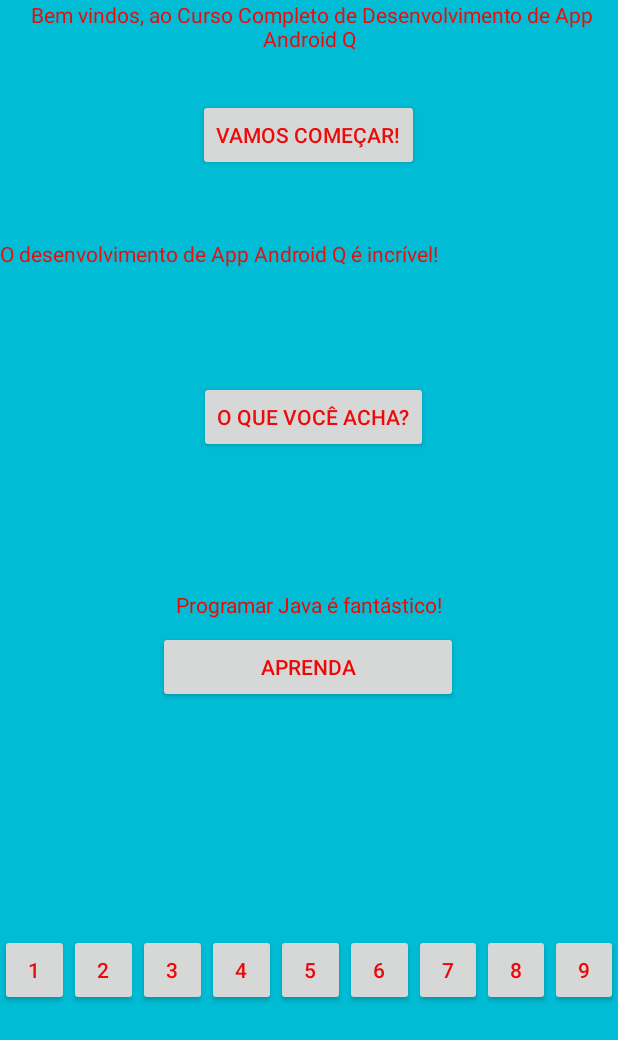
After one commit to ViniciusNemTrindade/AndroidCurso, an Android app: the layout desafio_layouts.xml on its own in the app's theme, with its tools: preview values and no code run, on a phone screen of 412 x 824 dp. The commit adds this screen. Shown: the top 1040 px of the screen. Run offline under Robolectric (Android 15) with nearby library versions, the phone set to English and light mode, and no system bars.

Commit message:
Desafio concluido - LinearLayout e ConstraintLayout

```diff
--- a/HelloWorldApp/app/src/main/java/com/vinicius/helloworldapp/MainActivity.java
+++ b/HelloWorldApp/app/src/main/java/com/vinicius/helloworldapp/MainActivity.java
@@ -42,7 +42,7 @@ public class MainActivity extends AppCompatActivity {
                 imgView.setImageResource(R.drawable.venice);
                 flag=false;
             }
-        }
+  }
 
     @Override
     protected void onCreate(Bundle savedInstanceState) {
--- a/HelloWorldApp/app/src/main/res/layout/activity_main.xml
+++ b/HelloWorldApp/app/src/main/res/layout/activity_main.xml
@@ -2,10 +2,8 @@
 <RelativeLayout xmlns:android="http://schemas.android.com/apk/res/android"
     xmlns:app="http://schemas.android.com/apk/res-auto"
     xmlns:tools="http://schemas.android.com/tools"
-    android:id="@+id/editeNome"
     android:layout_width="match_parent"
     android:layout_height="match_parent"
-    android:outlineAmbientShadowColor="#403939"
     tools:context=".MainActivity">
 
     <TextView
@@ -25,8 +23,8 @@
         android:layout_alignParentTop="true"
         android:layout_alignParentEnd="true"
         android:layout_centerHorizontal="true"
-        android:layout_marginTop="511dp"
-        android:layout_marginEnd="137dp"
+        android:layout_marginTop="440dp"
+        android:layout_marginEnd="121dp"
         android:backgroundTint="#DA4444"
         android:onClick="btnPressionar"
         android:text="Me pressione!"
@@ -40,7 +38,7 @@
         android:layout_alignParentTop="true"
         android:layout_alignParentEnd="false"
         android:layout_centerInParent="true"
-        android:layout_marginTop="88dp"
+        android:layout_marginTop="145dp"
         android:layout_marginEnd="85dp"
         android:ems="10"
         android:hint="Por favor, digite seu nome!"
@@ -50,10 +48,12 @@
         android:id="@+id/editeTelefone"
         android:layout_width="match_parent"
         android:layout_height="wrap_content"
+        android:layout_alignParentStart="true"
         android:layout_alignParentTop="true"
         android:layout_alignParentEnd="true"
         android:layout_centerHorizontal="true"
-        android:layout_marginTop="131dp"
+        android:layout_marginStart="0dp"
+        android:layout_marginTop="203dp"
         android:layout_marginEnd="3dp"
         android:ems="10"
         android:hint="Digite aqui seu telefone!"
@@ -67,10 +67,10 @@
         android:layout_alignParentEnd="true"
         android:layout_alignParentBottom="true"
         android:layout_centerInParent="true"
-        android:layout_marginStart="22dp"
-        android:layout_marginEnd="-6dp"
-        android:layout_marginBottom="220dp"
-        android:scaleType="center"
+        android:layout_marginStart="10dp"
+        android:layout_marginEnd="7dp"
+        android:layout_marginBottom="162dp"
+        android:scaleType="fitXY"
         android:src="@drawable/pup" />
 
 </RelativeLayout>
--- /dev/null
+++ b/HelloWorldApp/app/src/main/res/layout/desafio_layouts.xml
@@ -0,0 +1,183 @@
+<?xml version="1.0" encoding="utf-8"?>
+<androidx.constraintlayout.widget.ConstraintLayout xmlns:android="http://schemas.android.com/apk/res/android"
+    xmlns:app="http://schemas.android.com/apk/res-auto"
+    xmlns:tools="http://schemas.android.com/tools"
+    android:id="@+id/desafio"
+    android:layout_width="match_parent"
+    android:layout_height="match_parent"
+    android:background="#00BCD4">
+
+    <TextView
+        android:id="@+id/textView"
+        android:layout_width="0dp"
+        android:layout_height="wrap_content"
+        android:text=" Bem vindos, ao Curso Completo de Desenvolvimento de App Android Q"
+        android:textAlignment="center"
+        android:textColor="#ED0A0A"
+        android:textSize="14sp"
+        app:layout_constraintEnd_toEndOf="parent"
+        app:layout_constraintStart_toStartOf="parent"
+        app:layout_constraintTop_toTopOf="parent" />
+
+    <Button
+        android:id="@+id/button"
+        android:layout_width="wrap_content"
+        android:layout_height="wrap_content"
+        android:layout_marginTop="8dp"
+        android:layout_marginBottom="8dp"
+        android:text="Vamos começar!"
+        android:textColor="#ED0A0A"
+        app:layout_constraintBottom_toBottomOf="parent"
+        app:layout_constraintEnd_toEndOf="parent"
+        app:layout_constraintHorizontal_bias="0.498"
+        app:layout_constraintStart_toStartOf="parent"
+        app:layout_constraintTop_toBottomOf="@+id/textView"
+        app:layout_constraintVertical_bias="0.031" />
+
+    <TextView
+        android:id="@+id/textView2"
+        android:layout_width="0dp"
+        android:layout_height="wrap_content"
+        android:layout_marginTop="8dp"
+        android:layout_marginBottom="8dp"
+        android:text="O desenvolvimento de App Android Q é incrível!"
+        android:textAlignment="textStart"
+        android:textColor="#ED0B0B"
+        app:layout_constraintBottom_toBottomOf="parent"
+        app:layout_constraintEnd_toEndOf="parent"
+        app:layout_constraintHorizontal_bias="0.498"
+        app:layout_constraintStart_toStartOf="parent"
+        app:layout_constraintTop_toBottomOf="@+id/button"
+        app:layout_constraintVertical_bias="0.055" />
+
+    <Button
+        android:id="@+id/button2"
+        android:layout_width="wrap_content"
+        android:layout_height="wrap_content"
+        android:layout_marginTop="8dp"
+        android:layout_marginBottom="8dp"
+        android:text="O que você acha?"
+        android:textColor="#EC0A0A"
+        app:layout_constraintBottom_toBottomOf="parent"
+        app:layout_constraintEnd_toEndOf="parent"
+        app:layout_constraintHorizontal_bias="0.511"
+        app:layout_constraintStart_toStartOf="parent"
+        app:layout_constraintTop_toBottomOf="@+id/textView2"
+        app:layout_constraintVertical_bias="0.116" />
+
+    <TextView
+        android:id="@+id/textView3"
+        android:layout_width="wrap_content"
+        android:layout_height="wrap_content"
+        android:layout_marginTop="8dp"
+        android:layout_marginBottom="8dp"
+        android:text="Programar Java é fantástico!"
+        android:textColor="#ED0808"
+        app:layout_constraintBottom_toBottomOf="parent"
+        app:layout_constraintEnd_toEndOf="parent"
+        app:layout_constraintStart_toStartOf="parent"
+        app:layout_constraintTop_toBottomOf="@+id/button2"
+        app:layout_constraintVertical_bias="0.171" />
+
+    <Button
+        android:id="@+id/button4"
+        android:layout_width="200dp"
+        android:layout_height="wrap_content"
+        android:layout_marginTop="8dp"
+        android:layout_marginBottom="8dp"
+        android:text="Aprenda"
+        android:textColor="#F10505"
+        app:layout_constraintBottom_toBottomOf="parent"
+        app:layout_constraintEnd_toEndOf="parent"
+        app:layout_constraintHorizontal_bias="0.497"
+        app:layout_constraintStart_toStartOf="parent"
+        app:layout_constraintTop_toBottomOf="@+id/textView3"
+        app:layout_constraintVertical_bias="0.0" />
+
+    <LinearLayout
+        app:layout_constraintTop_toBottomOf="@+id/button4"
+        android:layout_width="0dp"
+        android:layout_height="wrap_content"
+        android:layout_marginVertical="10dp"
+        android:layout_marginTop="8dp"
+        android:weightSum="90"
+        app:layout_constraintBottom_toBottomOf="parent"
+        app:layout_constraintEnd_toEndOf="parent"
+        app:layout_constraintStart_toStartOf="parent">
+
+
+        <Button
+            android:id="@+id/button5"
+            android:layout_width="wrap_content"
+            android:layout_height="match_parent"
+            android:layout_weight="10"
+            android:text="1"
+            android:textColor="#ED0707" />
+
+        <Button
+            android:id="@+id/button6"
+            android:layout_width="wrap_content"
+            android:layout_height="wrap_content"
+            android:layout_weight="10"
+            android:text="2"
+            android:textColor="#ED0707" />
+
+        <Button
+            android:id="@+id/button10"
+            android:layout_width="wrap_content"
+            android:layout_height="wrap_content"
+            android:layout_weight="10"
+            android:text="3"
+            android:textColor="#ED0707" />
+
+        <Button
+            android:id="@+id/button11"
+            android:layout_width="wrap_content"
+            android:layout_height="wrap_content"
+            android:layout_weight="10"
+            android:text="4"
+            android:textColor="#ED0707" />
+
+        <Button
+            android:id="@+id/button12"
+            android:layout_width="wrap_content"
+            android:layout_height="wrap_content"
+            android:layout_weight="10"
+            android:text="5"
+            android:textColor="#ED0707" />
+
+        <Button
+            android:id="@+id/button13"
+            android:layout_width="wrap_content"
+            android:layout_height="wrap_content"
+            android:layout_weight="10"
+            android:text="6"
+            android:textColor="#ED0707" />
+
+        <Button
+            android:id="@+id/button14"
+            android:layout_width="wrap_content"
+            android:layout_height="wrap_content"
+            android:layout_weight="10"
+            android:text="7"
+            android:textColor="#ED0707" />
+
+        <Button
+            android:id="@+id/button16"
+            android:layout_width="wrap_content"
+            android:layout_height="wrap_content"
+            android:layout_weight="10"
+            android:text="8"
+            android:textColor="#ED0707" />
+
+        <Button
+            android:id="@+id/button17"
+            android:layout_width="wrap_content"
+            android:layout_height="wrap_content"
+            android:layout_weight="10"
+            android:text="9"
+            android:textColor="#ED0707" />
+    </LinearLayout>
+
+
+</androidx.constraintlayout.widget.ConstraintLayout>
```
